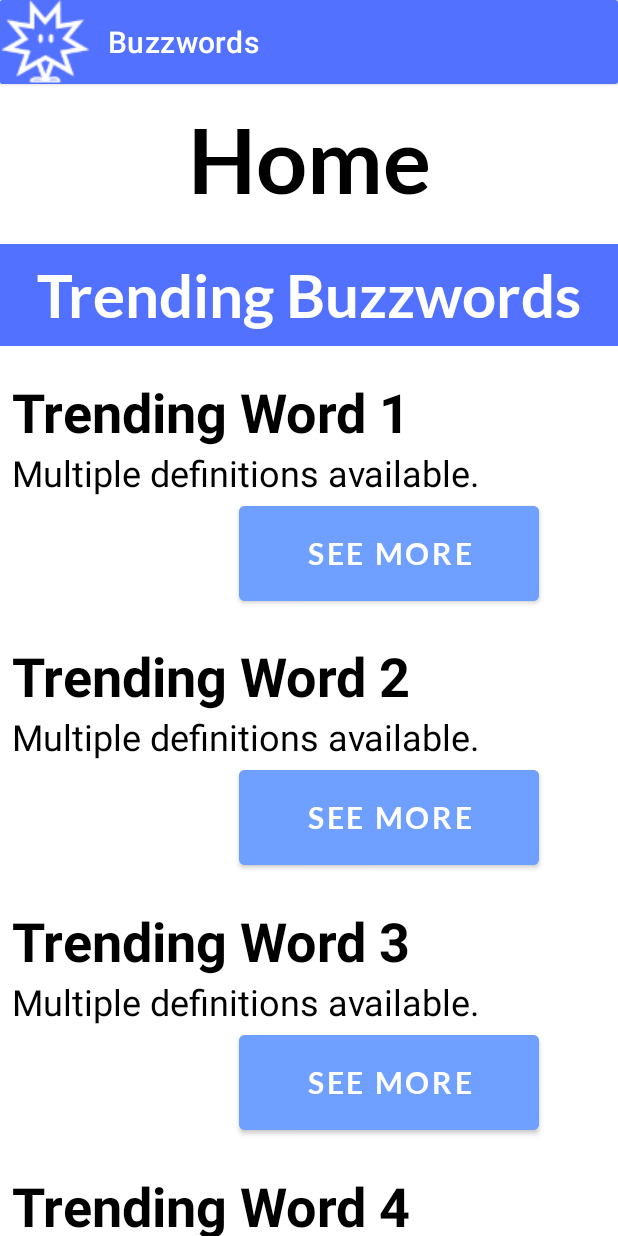
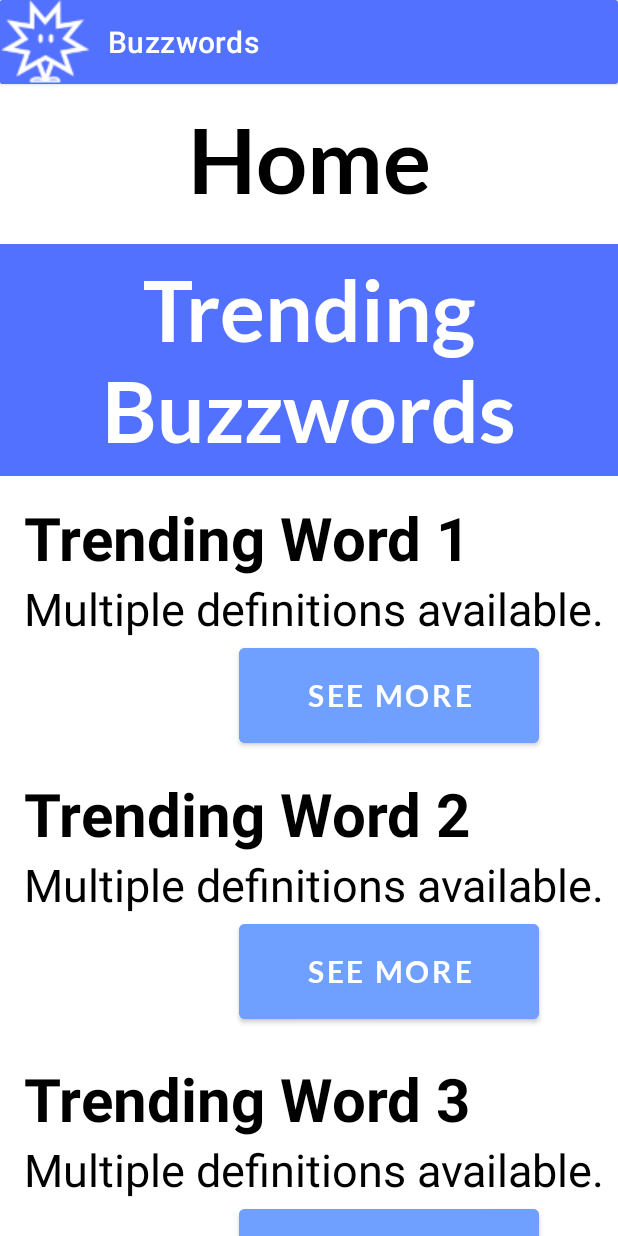
Before and after one commit to ThomasPark32/Buzzwordsv1_1, an Android app: the screen it shows after launch (MainActivity), on a phone screen of 412 x 824 dp. Run offline under Robolectric (Android 15) with nearby library versions, the phone set to English and light mode, and no system bars; our stand-ins replace Firebase (no records; nobody signed in at launch, a user with empty details on screens opened directly); Roboto replaces fonts that are not available here; 13 statements that could not run were skipped.

Commit message:
Version 1.1.1:
Fixed button functionality in Main Activity

```diff
--- a/app/src/main/java/com/example/buzzwordsv1_1/MainActivity.java
+++ b/app/src/main/java/com/example/buzzwordsv1_1/MainActivity.java
@@ -76,6 +76,12 @@ public class MainActivity extends AppCompatActivity {
                 break;
             case R.id.SeeMoreTrending3:
                 box = findViewById(R.id.TrendingWord3Txt);
+                break;
+            case R.id.SeeMoreTrending4:
+                box = findViewById(R.id.TrendingWord4Txt);
+                break;
+            case R.id.SeeMoreTrending5:
+                box = findViewById(R.id.TrendingWord5Txt);
                 break;
             case R.id.SeeMoreWotd:
                 box = findViewById(R.id.wotdTxt);
--- a/app/src/main/res/layout/activity_main.xml
+++ b/app/src/main/res/layout/activity_main.xml
@@ -73,7 +73,7 @@
                 android:text="@string/trendingStr"
                 android:textAlignment="center"
                 android:textColor="@color/white"
-                android:textSize="40sp" />
+                android:textSize="56sp" />
 
             <androidx.constraintlayout.widget.ConstraintLayout
                 android:id="@+id/TrendingWord1Box"
@@ -84,9 +84,8 @@
                     android:id="@+id/TrendingLayout1"
                     android:layout_width="match_parent"
                     android:layout_height="wrap_content"
-                    android:layout_marginStart="8dp"
+                    android:layout_marginStart="16dp"
                     android:layout_marginTop="20dp"
-                    android:layout_marginEnd="8dp"
                     android:orientation="vertical"
                     app:layout_constraintBottom_toTopOf="@+id/SeeMoreTrending1"
                     app:layout_constraintEnd_toEndOf="parent"
@@ -102,7 +101,7 @@
                         android:textAlignment="viewStart"
                         android:textColor="#000000"
                         android:textIsSelectable="true"
-                        android:textSize="36sp"
+                        android:textSize="40sp"
                         android:textStyle="bold" />
 
                     <TextView
@@ -113,7 +112,7 @@
                         android:text="@string/trending1TempDef"
                         android:textAlignment="textStart"
                         android:textColor="#000000"
-                        android:textSize="24sp" />
+                        android:textSize="30sp" />
                 </LinearLayout>
 
                 <Button
@@ -143,8 +142,7 @@
                     android:id="@+id/TrendingLayout2"
                     android:layout_width="match_parent"
                     android:layout_height="wrap_content"
-                    android:layout_marginStart="8dp"
-                    android:layout_marginEnd="8dp"
+                    android:layout_marginStart="16dp"
                     android:orientation="vertical"
                     app:layout_constraintEnd_toEndOf="parent"
                     app:layout_constraintStart_toStartOf="parent"
@@ -159,7 +157,7 @@
                         android:textAlignment="viewStart"
                         android:textColor="#000000"
                         android:textIsSelectable="true"
-                        android:textSize="36sp"
+                        android:textSize="40sp"
                         android:textStyle="bold" />
 
                     <TextView
@@ -170,7 +168,7 @@
                         android:text="@string/trending2TempDef"
                         android:textAlignment="textStart"
                         android:textColor="#000000"
-                        android:textSize="24sp" />
+                        android:textSize="30sp" />
                 </LinearLayout>
 
                 <Button
@@ -200,7 +198,7 @@
                     android:id="@+id/TrendingLayout3"
                     android:layout_width="match_parent"
                     android:layout_height="match_parent"
-                    android:layout_marginStart="8dp"
+                    android:layout_marginStart="16dp"
                     android:orientation="vertical"
                     app:layout_constraintBottom_toTopOf="@+id/SeeMoreTrending3"
                     app:layout_constraintEnd_toEndOf="parent"
@@ -216,7 +214,7 @@
                         android:textAlignment="viewStart"
                         android:textColor="#000000"
                         android:textIsSelectable="true"
-                        android:textSize="36sp"
+                        android:textSize="40sp"
                         android:textStyle="bold" />
 
                     <TextView
@@ -227,7 +225,7 @@
                         android:text="@string/trending3TempDef"
                         android:textAlignment="textStart"
                         android:textColor="#000000"
-                        android:textSize="24sp" />
+                        android:textSize="30sp" />
 
                 </LinearLayout>
 
@@ -258,7 +256,7 @@
                     android:id="@+id/TrendingLayout4"
                     android:layout_width="match_parent"
                     android:layout_height="match_parent"
-                    android:layout_marginStart="8dp"
+                    android:layout_marginStart="16dp"
                     android:orientation="vertical"
                     app:layout_constraintEnd_toEndOf="parent"
                     app:layout_constraintStart_toStartOf="parent"
@@ -273,7 +271,7 @@
                         android:textAlignment="viewStart"
                         android:textColor="#000000"
                         android:textIsSelectable="true"
-                        android:textSize="36sp"
+                        android:textSize="40sp"
                         android:textStyle="bold" />
 
                     <TextView
@@ -284,7 +282,7 @@
                         android:text="@string/trending4TempDef"
                         android:textAlignment="textStart"
                         android:textColor="#000000"
-                        android:textSize="24sp" />
+                        android:textSize="30sp" />
 
                 </LinearLayout>
 
@@ -315,7 +313,11 @@
                     android:id="@+id/TrendingLayout5"
                     android:layout_width="match_parent"
                     android:layout_height="match_parent"
-                    android:orientation="vertical">
+                    android:layout_marginStart="16dp"
+                    android:orientation="vertical"
+                    app:layout_constraintEnd_toEndOf="parent"
+                    app:layout_constraintStart_toStartOf="parent"
+                    app:layout_constraintTop_toTopOf="parent">
 
                     <TextView
                         android:id="@+id/TrendingWord5Txt"
@@ -326,7 +328,7 @@
                         android:textAlignment="viewStart"
                         android:textColor="#000000"
                         android:textIsSelectable="true"
-                        android:textSize="36sp"
+                        android:textSize="40sp"
                         android:textStyle="bold" />
 
                     <TextView
@@ -337,7 +339,7 @@
                         android:text="@string/trending5TempDef"
                         android:textAlignment="textStart"
                         android:textColor="#000000"
-                        android:textSize="24sp" />
+                        android:textSize="30sp" />
                 </LinearLayout>
 
                 <Button
@@ -370,7 +372,7 @@
                 android:text="@string/searchStr"
                 android:textAlignment="center"
                 android:textColor="@color/white"
-                android:textSize="40sp" />
+                android:textSize="50sp" />
 
             <androidx.constraintlayout.widget.ConstraintLayout
                 android:id="@+id/searchBox"
@@ -419,7 +421,7 @@
                 android:text="@string/wotdTxt"
                 android:textAlignment="center"
                 android:textColor="@color/white"
-                android:textSize="40sp" />
+                android:textSize="50sp" />
 
             <androidx.constraintlayout.widget.ConstraintLayout
                 android:id="@+id/wotdBox"
@@ -447,7 +449,7 @@
                         android:textAlignment="viewStart"
                         android:textColor="#000000"
                         android:textIsSelectable="true"
-                        android:textSize="36sp"
+                        android:textSize="40sp"
                         android:textStyle="bold" />
 
                     <TextView
@@ -458,7 +460,7 @@
                         android:text="@string/wotdTempDef"
                         android:textAlignment="textStart"
                         android:textColor="#000000"
-                        android:textSize="24sp" />
+                        android:textSize="30sp" />
                 </LinearLayout>
 
                 <Button
```
